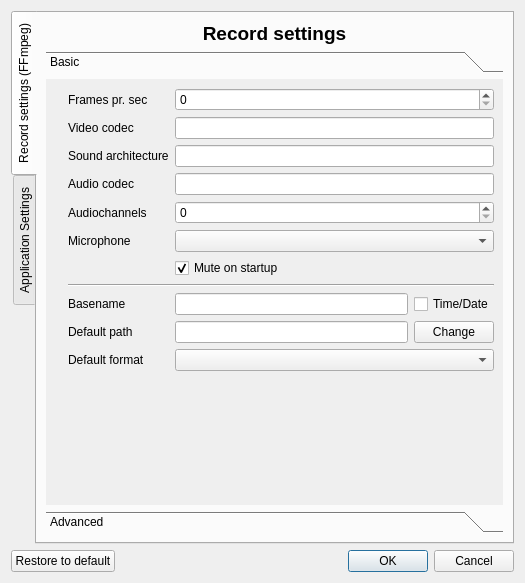
froksen/FDesktopRecorder, file src/dialogs/settingsdialog/settingsdialog.ui: the form before one commit.
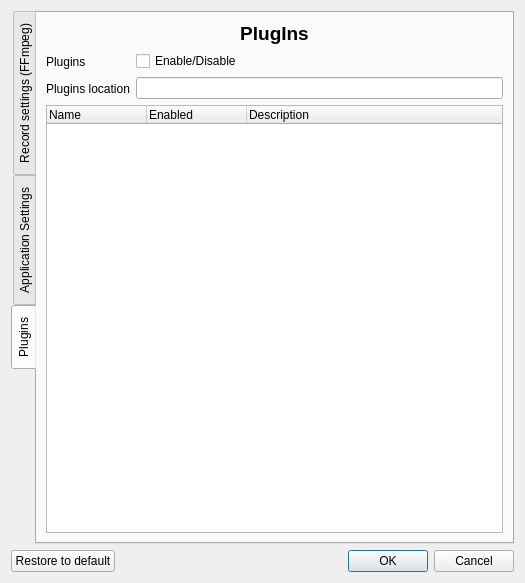
The form after the commit. Icons and pictures are not drawn.

Commit message: PlugIns implemented in SettingsDialog

Patch:
```diff
--- a/src/dialogs/settingsdialog/settingsdialog.ui
+++ b/src/dialogs/settingsdialog/settingsdialog.ui
@@ -20,7 +20,7 @@
       <enum>QTabWidget::West</enum>
      </property>
      <property name="currentIndex">
-      <number>0</number>
+      <number>2</number>
      </property>
      <widget class="QWidget" name="tabRecordsettings">
       <attribute name="title">
@@ -578,6 +578,81 @@
        </item>
       </layout>
      </widget>
+     <widget class="QWidget" name="tabPlugins">
+      <attribute name="title">
+       <string>Plugins</string>
+      </attribute>
+      <layout class="QVBoxLayout" name="verticalLayout_6">
+       <item>
+        <widget class="QLabel" name="labelHeaderPlugins">
+         <property name="font">
+          <font>
+           <pointsize>14</pointsize>
+           <weight>75</weight>
+           <bold>true</bold>
+          </font>
+         </property>
+         <property name="text">
+          <string>PlugIns</string>
+         </property>
+         <property name="alignment">
+          <set>Qt::AlignCenter</set>
+         </property>
+        </widget>
+       </item>
+       <item>
+        <layout class="QGridLayout" name="gridLayout_10">
+         <item row="0" column="0">
+          <widget class="QLabel" name="labelPluginsEnabled">
+           <property name="text">
+            <string>Plugins</string>
+           </property>
+          </widget>
+         </item>
+         <item row="0" column="1" rowspan="2">
+          <layout class="QGridLayout" name="gridLayout_9">
+           <item row="0" column="0">
+            <widget class="QCheckBox" name="checkBoxPluginsEnabled">
+             <property name="text">
+              <string>Enable/Disable</string>
+             </property>
+            </widget>
+           </item>
+           <item row="1" column="0">
+            <widget class="QLineEdit" name="lineEditPluginsPath"/>
+           </item>
+          </layout>
+         </item>
+         <item row="1" column="0">
+          <widget class="QLabel" name="labelPluginsPath">
+           <property name="text">
+            <string>Plugins location</string>
+           </property>
+          </widget>
+         </item>
+        </layout>
+       </item>
+       <item>
+        <widget class="QTreeWidget" name="treeWidgetPlugIns">
+         <column>
+          <property name="text">
+           <string>Name</string>
+          </property>
+         </column>
+         <column>
+          <property name="text">
+           <string>Enabled</string>
+          </property>
+         </column>
+         <column>
+          <property name="text">
+           <string>Description</string>
+          </property>
+         </column>
+        </widget>
+       </item>
+      </layout>
+     </widget>
     </widget>
    </item>
    <item>
```
The commit also changes 3 other files.
